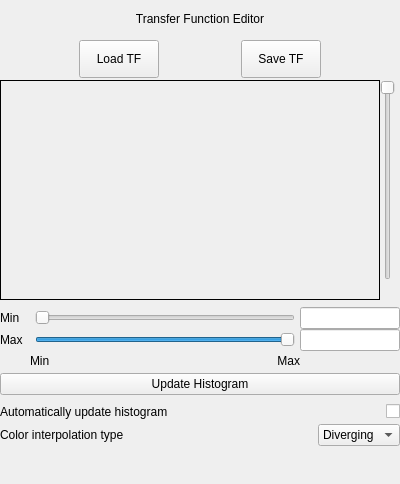
Above: apps/vaporgui/TFWidgetGUI.ui from StasJ/vapor-formatted before the change. Below: the same form after it.
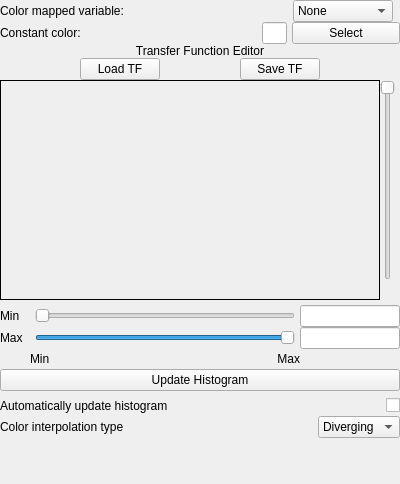
That is the form after the change. Custom widgets are drawn as their Qt base class.

```diff
--- a/apps/vaporgui/TFWidgetGUI.ui
+++ b/apps/vaporgui/TFWidgetGUI.ui
@@ -19,12 +19,9 @@
   <property name="windowTitle">
    <string>Form</string>
   </property>
-  <layout class="QVBoxLayout" name="verticalLayout" stretch="1,1,1,1,1,1,1,1">
+  <layout class="QVBoxLayout" name="verticalLayout">
    <property name="spacing">
-    <number>2</number>
-   </property>
-   <property name="sizeConstraint">
-    <enum>QLayout::SetMinimumSize</enum>
+    <number>0</number>
    </property>
    <property name="leftMargin">
     <number>0</number>
@@ -39,7 +36,120 @@
     <number>0</number>
    </property>
    <item>
-    <widget class="QLabel" name="textLabel2_4">
+    <layout class="QHBoxLayout" name="horizontalLayout">
+     <property name="spacing">
+      <number>0</number>
+     </property>
+     <property name="rightMargin">
+      <number>7</number>
+     </property>
+     <property name="bottomMargin">
+      <number>0</number>
+     </property>
+     <item>
+      <widget class="QLabel" name="colorVarLabel">
+       <property name="text">
+        <string>Color mapped variable:</string>
+       </property>
+      </widget>
+     </item>
+     <item>
+      <spacer name="horizontalSpacer">
+       <property name="orientation">
+        <enum>Qt::Horizontal</enum>
+       </property>
+       <property name="sizeHint" stdset="0">
+        <size>
+         <width>40</width>
+         <height>0</height>
+        </size>
+       </property>
+      </spacer>
+     </item>
+     <item>
+      <widget class="QComboBox" name="colormapVarCombo">
+       <property name="minimumSize">
+        <size>
+         <width>100</width>
+         <height>0</height>
+        </size>
+       </property>
+       <item>
+        <property name="text">
+         <string>None</string>
+        </property>
+       </item>
+      </widget>
+     </item>
+    </layout>
+   </item>
+   <item>
+    <layout class="QHBoxLayout" name="horizontalLayout_3">
+     <property name="spacing">
+      <number>5</number>
+     </property>
+     <property name="bottomMargin">
+      <number>0</number>
+     </property>
+     <item>
+      <widget class="QLabel" name="constColorLabel">
+       <property name="text">
+        <string>Constant color:</string>
+       </property>
+      </widget>
+     </item>
+     <item>
+      <spacer name="horizontalSpacer_2">
+       <property name="orientation">
+        <enum>Qt::Horizontal</enum>
+       </property>
+       <property name="sizeHint" stdset="0">
+        <size>
+         <width>40</width>
+         <height>0</height>
+        </size>
+       </property>
+      </spacer>
+     </item>
+     <item>
+      <widget class="QLineEdit" name="colorDisplay">
+       <property name="maximumSize">
+        <size>
+         <width>25</width>
+         <height>16777215</height>
+        </size>
+       </property>
+      </widget>
+     </item>
+     <item>
+      <widget class="QPushButton" name="colorSelectButton">
+       <property name="minimumSize">
+        <size>
+         <width>108</width>
+         <height>0</height>
+        </size>
+       </property>
+       <property name="maximumSize">
+        <size>
+         <width>100</width>
+         <height>16777215</height>
+        </size>
+       </property>
+       <property name="text">
+        <string>Select</string>
+       </property>
+       <property name="iconSize">
+        <size>
+         <width>16</width>
+         <height>16</height>
+        </size>
+       </property>
+      </widget>
+     </item>
+    </layout>
+   </item>
+   <item>
+    <widget class="QLabel" name="tfHeader">
      <property name="font">
       <font/>
      </property>
```
